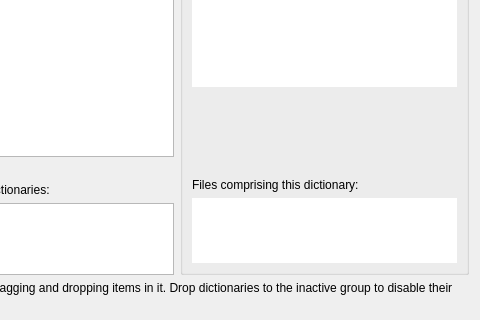
The window that src/ui/edit_orderandprops.ui (xiaoyifang/goldendict-ng) describes before a commit, drawn with Qt 5; both pictures show x 126 to 606 and y 265 to 585 of the 606 by 585 pixel window.
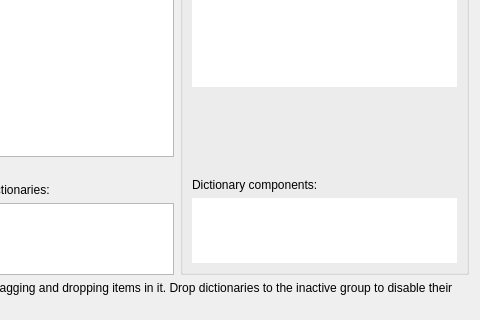
The same window after the commit. Custom widgets are drawn as their Qt base class.

Commit message:
style(ui): improve UI controls visibility and naming
Hide 'Dictionary components' label for non-local dictionaries alongside the file list. Rename label_11 to dictionaryComponentsLabel for better code clarity. Remove redundant tooltip from MRU tab order checkbox.

```diff
--- a/src/ui/edit_orderandprops.ui
+++ b/src/ui/edit_orderandprops.ui
@@ -205,7 +205,7 @@
         <item>
          <widget class="QLabel" name="label_11">
           <property name="text">
-           <string>Files comprising this dictionary:</string>
+           <string>Dictionary components:</string>
           </property>
          </widget>
         </item>
```
Left out of the diff: 2 changed lines with no effect on the pictures. The commit also changes 2 other files.
